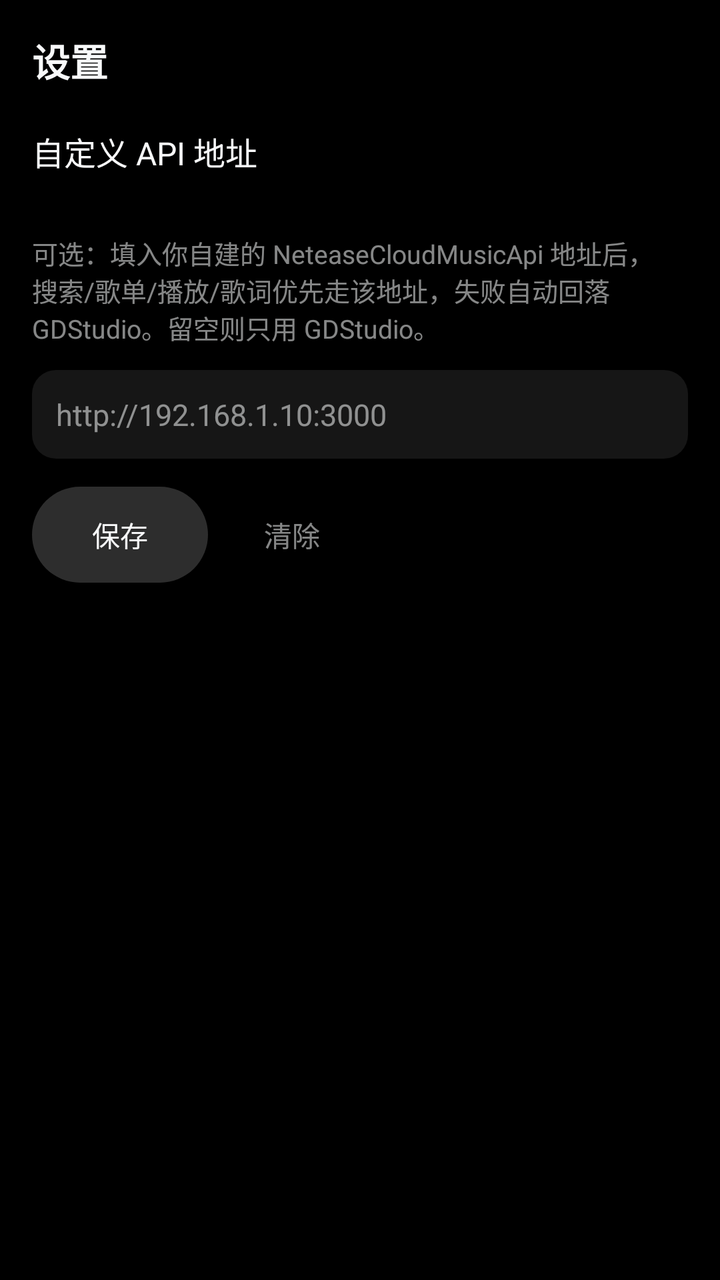
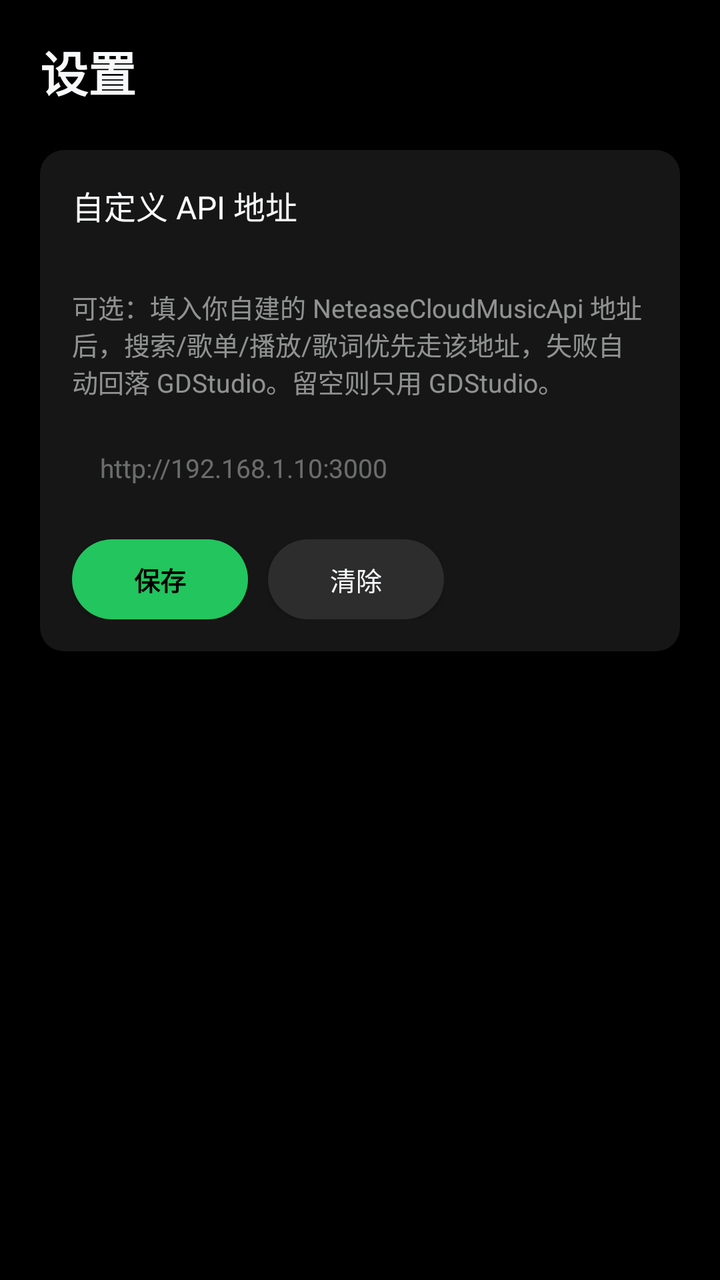

Screens rendered from an Android XML layout before and after an edit, with the pre-edit source and the edit as a unified diff.
<!-- AndroidManifest.xml: activity theme PhoneTheme -->
<!-- res/layout/activity_phone_settings.xml -->
<?xml version="1.0" encoding="utf-8"?>
<LinearLayout xmlns:android="http://schemas.android.com/apk/res/android"
    android:layout_width="match_parent"
    android:layout_height="match_parent"
    android:background="@color/bg_dark"
    android:orientation="vertical"
    android:padding="16dp">

    <TextView
        android:layout_width="wrap_content"
        android:layout_height="wrap_content"
        android:text="@string/row_settings"
        android:textColor="@color/text_primary"
        android:textSize="19sp"
        android:textStyle="bold" />

    <TextView
        android:layout_width="match_parent"
        android:layout_height="wrap_content"
        android:layout_marginTop="20dp"
        android:text="@string/custom_api"
        android:textColor="@color/text_primary"
        android:textSize="16sp" />

    <TextView
        android:id="@+id/settings_status"
        android:layout_width="match_parent"
        android:layout_height="wrap_content"
        android:layout_marginTop="4dp"
        android:textColor="@color/text_secondary"
        android:textSize="13sp" />

    <TextView
        android:layout_width="match_parent"
        android:layout_height="wrap_content"
        android:layout_marginTop="8dp"
        android:text="@string/custom_api_hint"
        android:textColor="@color/text_secondary"
        android:textSize="13sp" />

    <EditText
        android:id="@+id/settings_input"
        android:layout_width="match_parent"
        android:layout_height="wrap_content"
        android:layout_marginTop="12dp"
        android:background="@drawable/search_input_bg"
        android:hint="http://192.168.1.10:3000"
        android:inputType="textUri"
        android:padding="12dp"
        android:singleLine="true"
        android:textColor="@color/text_primary"
        android:textColorHint="@color/text_secondary"
        android:textSize="15sp" />

    <LinearLayout
        android:layout_width="wrap_content"
        android:layout_height="wrap_content"
        android:layout_marginTop="14dp"
        android:orientation="horizontal">

        <Button
            android:id="@+id/btn_save"
            android:layout_width="wrap_content"
            android:layout_height="wrap_content"
            android:background="@drawable/btn_bg"
            android:paddingLeft="20dp"
            android:paddingRight="20dp"
            android:text="@string/save"
            android:textColor="@color/text_primary" />

        <Button
            android:id="@+id/btn_clear_api"
            style="?android:attr/buttonBarButtonStyle"
            android:layout_width="wrap_content"
            android:layout_height="wrap_content"
            android:layout_marginLeft="10dp"
            android:text="@string/clear"
            android:textColor="@color/text_secondary" />
    </LinearLayout>
</LinearLayout>
<!-- resources referenced by this layout -->
<resources>
  <color name="bg_dark">#000000</color>
  <color name="text_primary">#F8F9FA</color>
  <color name="text_secondary">#8AF8F9FA</color>
  <!-- drawable btn_bg (drawable) -->
  <?xml version="1.0" encoding="utf-8"?>
  <selector xmlns:android="http://schemas.android.com/apk/res/android">
      <item android:state_focused="true">
          <shape android:shape="rectangle">
              <corners android:radius="24dp" />
              <solid android:color="@color/accent" />
          </shape>
      </item>
      <item android:state_pressed="true">
          <shape android:shape="rectangle">
              <corners android:radius="24dp" />
              <solid android:color="@color/accent_dark" />
          </shape>
      </item>
      <item>
          <shape android:shape="rectangle">
              <corners android:radius="24dp" />
              <solid android:color="@color/bg_surface2" />
          </shape>
      </item>
  </selector>
  <!-- drawable search_input_bg (drawable) -->
  <?xml version="1.0" encoding="utf-8"?>
  <selector xmlns:android="http://schemas.android.com/apk/res/android">
      <item android:state_focused="true">
          <shape android:shape="rectangle">
              <corners android:radius="12dp" />
              <solid android:color="@color/bg_panel" />
              <stroke android:width="2dp" android:color="@color/accent" />
          </shape>
      </item>
      <item>
          <shape android:shape="rectangle">
              <corners android:radius="12dp" />
              <solid android:color="@color/bg_panel" />
          </shape>
      </item>
  </selector>
  <string name="clear">清除</string>
  <string name="custom_api">自定义 API 地址</string>
  <string name="custom_api_hint">可选：填入你自建的 NeteaseCloudMusicApi 地址后，搜索/歌单/播放/歌词优先走该地址，失败自动回落 GDStudio。留空则只用 GDStudio。</string>
  <string name="row_settings">设置</string>
  <string name="save">保存</string>
  <style name="PhoneTheme" parent="Theme.AppCompat">
          <item name="windowActionBar">false</item>
          <item name="windowNoTitle">true</item>
          <item name="colorPrimary">@color/accent</item>
          <item name="colorAccent">@color/accent</item>
          <item name="android:windowBackground">@color/bg_dark</item>
          <item name="android:textColorPrimary">@color/text_primary</item>
          <item name="android:textColorSecondary">@color/text_secondary</item>
      </style>
  <color name="accent">#22C55E</color>
  <color name="accent_dark">#1EB154</color>
  <color name="bg_surface2">#2D2D2D</color>
  <color name="bg_panel">#161616</color>
</resources>

<!-- the commit's change to res/layout/activity_phone_settings.xml (unified diff, before → after) -->
@@ -2,79 +2,100 @@
 <LinearLayout xmlns:android="http://schemas.android.com/apk/res/android"
     android:layout_width="match_parent"
     android:layout_height="match_parent"
-    android:background="@color/bg_dark"
+    android:background="@color/ph_bg"
     android:orientation="vertical"
-    android:padding="16dp">
+    android:paddingLeft="@dimen/ph_page_padding"
+    android:paddingTop="18dp"
+    android:paddingRight="@dimen/ph_page_padding">
 
     <TextView
         android:layout_width="wrap_content"
         android:layout_height="wrap_content"
         android:text="@string/row_settings"
-        android:textColor="@color/text_primary"
-        android:textSize="19sp"
+        android:textColor="@color/ph_text"
+        android:textSize="@dimen/ph_text_page_title"
         android:textStyle="bold" />
 
-    <TextView
+    
+    <LinearLayout
         android:layout_width="match_parent"
         android:layout_height="wrap_content"
-        android:layout_marginTop="20dp"
-        android:text="@string/custom_api"
-        android:textColor="@color/text_primary"
-        android:textSize="16sp" />
+        android:layout_marginTop="22dp"
+        android:background="@drawable/ph_input_bg"
+        android:orientation="vertical"
+        android:padding="16dp">
 
-    <TextView
-        android:id="@+id/settings_status"
-        android:layout_width="match_parent"
-        android:layout_height="wrap_content"
-        android:layout_marginTop="4dp"
-        android:textColor="@color/text_secondary"
-        android:textSize="13sp" />
+        <TextView
+            android:layout_width="match_parent"
+            android:layout_height="wrap_content"
+            android:text="@string/custom_api"
+            android:textColor="@color/ph_text"
+            android:textSize="@dimen/ph_text_song" />
 
-    <TextView
-        android:layout_width="match_parent"
-        android:layout_height="wrap_content"
-        android:layout_marginTop="8dp"
-        android:text="@string/custom_api_hint"
-        android:textColor="@color/text_secondary"
-        android:textSize="13sp" />
+        <TextView
+            android:id="@+id/settings_status"
+            android:layout_width="match_parent"
+            android:layout_height="wrap_content"
+            android:layout_marginTop="4dp"
+            android:textColor="@color/ph_accent"
+            android:textSize="@dimen/ph_text_artist" />
 
-    <EditText
-        android:id="@+id/settings_input"
-        android:layout_width="match_parent"
-        android:layout_height="wrap_content"
-        android:layout_marginTop="12dp"
-        android:background="@drawable/search_input_bg"
-        android:hint="http://192.168.1.10:3000"
-        android:inputType="textUri"
-        android:padding="12dp"
-        android:singleLine="true"
-        android:textColor="@color/text_primary"
-        android:textColorHint="@color/text_secondary"
-        android:textSize="15sp" />
+        <TextView
+            android:layout_width="match_parent"
+            android:layout_height="wrap_content"
+            android:layout_marginTop="8dp"
+            android:text="@string/custom_api_hint"
+            android:textColor="@color/ph_text_54"
+            android:textSize="@dimen/ph_text_artist" />
 
-    <LinearLayout
-        android:layout_width="wrap_content"
-        android:layout_height="wrap_content"
-        android:layout_marginTop="14dp"
-        android:orientation="horizontal">
+        <EditText
+            android:id="@+id/settings_input"
+            android:layout_width="match_parent"
+            android:layout_height="wrap_content"
+            android:layout_marginTop="14dp"
+            android:background="@drawable/ph_search_bg"
+            android:hint="http://192.168.1.10:3000"
+            android:inputType="textUri"
+            android:paddingLeft="14dp"
+            android:paddingTop="11dp"
+            android:paddingRight="14dp"
+            android:paddingBottom="11dp"
+            android:singleLine="true"
+            android:textColor="@color/ph_text"
+            android:textColorHint="@color/ph_text_38"
+            android:textSize="@dimen/ph_text_artist" />
 
-        <Button
-            android:id="@+id/btn_save"
+        <LinearLayout
             android:layout_width="wrap_content"
             android:layout_height="wrap_content"
-            android:background="@drawable/btn_bg"
-            android:paddingLeft="20dp"
-            android:paddingRight="20dp"
-            android:text="@string/save"
-            android:textColor="@color/text_primary" />
+            android:layout_marginTop="16dp"
+            android:orientation="horizontal">
 
-        <Button
-            android:id="@+id/btn_clear_api"
-            style="?android:attr/buttonBarButtonStyle"
-            android:layout_width="wrap_content"
-            android:layout_height="wrap_content"
-            android:layout_marginLeft="10dp"
-            android:text="@string/clear"
-            android:textColor="@color/text_secondary" />
+            <Button
+                android:id="@+id/btn_save"
+                android:layout_width="wrap_content"
+                android:layout_height="wrap_content"
+                android:background="@drawable/ph_btn_primary_bg"
+                android:minHeight="40dp"
+                android:paddingLeft="22dp"
+                android:paddingRight="22dp"
+                android:text="@string/save"
+                android:textColor="@color/ph_on_accent"
+                android:textSize="@dimen/ph_text_artist"
+                android:textStyle="bold" />
+
+            <Button
+                android:id="@+id/btn_clear_api"
+                android:layout_width="wrap_content"
+                android:layout_height="wrap_content"
+                android:layout_marginLeft="10dp"
+                android:background="@drawable/ph_btn_ghost_bg"
+                android:minHeight="40dp"
+                android:paddingLeft="22dp"
+                android:paddingRight="22dp"
+                android:text="@string/clear"
+                android:textColor="@color/ph_text"
+                android:textSize="@dimen/ph_text_artist" />
+        </LinearLayout>
     </LinearLayout>
 </LinearLayout>
<!-- resource entries referenced after the edit -->
@@ -1,47 +1,39 @@
 <!-- resources referenced by this layout -->
 <resources>
-  <color name="bg_dark">#000000</color>
-  <color name="text_primary">#F8F9FA</color>
-  <color name="text_secondary">#8AF8F9FA</color>
-  <!-- drawable btn_bg (drawable) -->
+  <color name="ph_accent">#22C55E</color>
+  <color name="ph_bg">#000000</color>
+  <color name="ph_on_accent">#000000</color>
+  <color name="ph_text">#F8F9FA</color>
+  <color name="ph_text_38">#61F8F9FA</color>
+  <color name="ph_text_54">#8AF8F9FA</color>
+  <dimen name="ph_page_padding">20dp</dimen>
+  <dimen name="ph_text_artist">13sp</dimen>
+  <dimen name="ph_text_page_title">24sp</dimen>
+  <dimen name="ph_text_song">16sp</dimen>
+  <!-- drawable ph_btn_ghost_bg (drawable) -->
   <?xml version="1.0" encoding="utf-8"?>
-  <selector xmlns:android="http://schemas.android.com/apk/res/android">
-      <item android:state_focused="true">
-          <shape android:shape="rectangle">
-              <corners android:radius="24dp" />
-              <solid android:color="@color/accent" />
-          </shape>
-      </item>
-      <item android:state_pressed="true">
-          <shape android:shape="rectangle">
-              <corners android:radius="24dp" />
-              <solid android:color="@color/accent_dark" />
-          </shape>
-      </item>
-      <item>
-          <shape android:shape="rectangle">
-              <corners android:radius="24dp" />
-              <solid android:color="@color/bg_surface2" />
-          </shape>
-      </item>
-  </selector>
-  <!-- drawable search_input_bg (drawable) -->
+  <shape xmlns:android="http://schemas.android.com/apk/res/android" android:shape="rectangle">
+      <corners android:radius="24dp" />
+      <solid android:color="@color/ph_surface2" />
+  </shape>
+  <!-- drawable ph_btn_primary_bg (drawable) -->
   <?xml version="1.0" encoding="utf-8"?>
-  <selector xmlns:android="http://schemas.android.com/apk/res/android">
-      <item android:state_focused="true">
-          <shape android:shape="rectangle">
-              <corners android:radius="12dp" />
-              <solid android:color="@color/bg_panel" />
-              <stroke android:width="2dp" android:color="@color/accent" />
-          </shape>
-      </item>
-      <item>
-          <shape android:shape="rectangle">
-              <corners android:radius="12dp" />
-              <solid android:color="@color/bg_panel" />
-          </shape>
-      </item>
-  </selector>
+  <shape xmlns:android="http://schemas.android.com/apk/res/android" android:shape="rectangle">
+      <corners android:radius="24dp" />
+      <solid android:color="@color/ph_accent" />
+  </shape>
+  <!-- drawable ph_input_bg (drawable) -->
+  <?xml version="1.0" encoding="utf-8"?>
+  <shape xmlns:android="http://schemas.android.com/apk/res/android" android:shape="rectangle">
+      <corners android:radius="12dp" />
+      <solid android:color="@color/ph_surface" />
+  </shape>
+  <!-- drawable ph_search_bg (drawable) -->
+  <?xml version="1.0" encoding="utf-8"?>
+  <shape xmlns:android="http://schemas.android.com/apk/res/android" android:shape="rectangle">
+      <corners android:radius="24dp" />
+      <solid android:color="@color/ph_surface" />
+  </shape>
   <string name="clear">清除</string>
   <string name="custom_api">自定义 API 地址</string>
   <string name="custom_api_hint">可选：填入你自建的 NeteaseCloudMusicApi 地址后，搜索/歌单/播放/歌词优先走该地址，失败自动回落 GDStudio。留空则只用 GDStudio。</string>
@@ -50,15 +42,13 @@
   <style name="PhoneTheme" parent="Theme.AppCompat">
           <item name="windowActionBar">false</item>
           <item name="windowNoTitle">true</item>
-          <item name="colorPrimary">@color/accent</item>
-          <item name="colorAccent">@color/accent</item>
-          <item name="android:windowBackground">@color/bg_dark</item>
-          <item name="android:textColorPrimary">@color/text_primary</item>
-          <item name="android:textColorSecondary">@color/text_secondary</item>
+          <item name="colorPrimary">@color/ph_accent</item>
+          <item name="colorAccent">@color/ph_accent</item>
+          <item name="android:windowBackground">@color/ph_bg</item>
+          <item name="android:textColorPrimary">@color/ph_text</item>
+          <item name="android:textColorSecondary">@color/ph_text_54</item>
       </style>
-  <color name="accent">#22C55E</color>
-  <color name="accent_dark">#1EB154</color>
-  <color name="bg_surface2">#2D2D2D</color>
-  <color name="bg_panel">#161616</color>
+  <color name="ph_surface2">#2D2D2D</color>
+  <color name="ph_surface">#161616</color>
 </resources>
 
